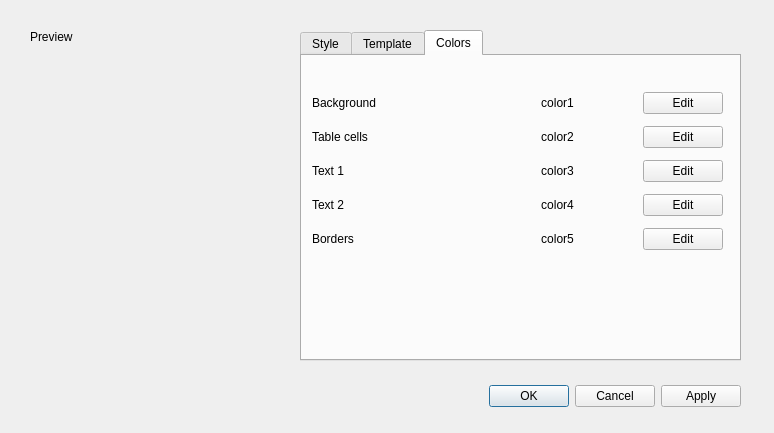
The window that qt-ui/templateedit.ui (subsurface/subsurface) describes before a commit, drawn with Qt 5.
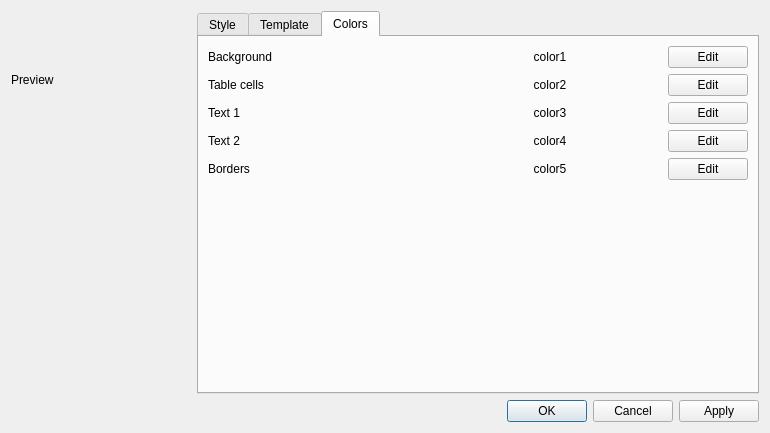
The same window after the commit. The open tabs and pages were chosen to show the change.

Commit message:
Printing: fix TemplateEdit layout
Make the TemplateEdit dialog resizable.

The edit to the form file:
```diff
--- a/qt-ui/templateedit.ui
+++ b/qt-ui/templateedit.ui
@@ -6,37 +6,85 @@
    <rect>
     <x>0</x>
     <y>0</y>
-    <width>774</width>
+    <width>770</width>
     <height>433</height>
    </rect>
   </property>
   <property name="windowTitle">
    <string>Edit Template</string>
   </property>
-  <widget class="QDialogButtonBox" name="buttonBox">
-   <property name="geometry">
-    <rect>
-     <x>400</x>
-     <y>380</y>
-     <width>341</width>
-     <height>32</height>
-    </rect>
-   </property>
+  <layout class="QVBoxLayout" name="verticalLayout_8">
+   <item>
+    <layout class="QHBoxLayout" name="horizontalLayout_10">
+     <item>
+      <layout class="QVBoxLayout" name="verticalLayout_3">
+       <item>
+        <spacer name="verticalSpacer_4">
    <property name="orientation">
-    <enum>Qt::Horizontal</enum>
-   </property>
-   <property name="standardButtons">
-    <set>QDialogButtonBox::Apply|QDialogButtonBox::Cancel|QDialogButtonBox::Ok</set>
-   </property>
-  </widget>
+          <enum>Qt::Vertical</enum>
+         </property>
+         <property name="sizeHint" stdset="0">
+          <size>
+           <width>20</width>
+           <height>40</height>
+          </size>
+         </property>
+        </spacer>
+       </item>
+       <item>
+        <widget class="QLabel" name="label_2">
+         <property name="text">
+          <string>Preview</string>
+         </property>
+        </widget>
+       </item>
+       <item>
+        <widget class="QLabel" name="label">
+         <property name="sizePolicy">
+          <sizepolicy hsizetype="Fixed" vsizetype="Fixed">
+           <horstretch>0</horstretch>
+           <verstretch>0</verstretch>
+          </sizepolicy>
+         </property>
+         <property name="minimumSize">
+          <size>
+           <width>180</width>
+           <height>240</height>
+          </size>
+         </property>
+         <property name="baseSize">
+          <size>
+           <width>180</width>
+           <height>254</height>
+          </size>
+         </property>
+         <property name="styleSheet">
+          <string notr="true"/>
+         </property>
+         <property name="text">
+          <string/>
+         </property>
+        </widget>
+       </item>
+       <item>
+        <spacer name="verticalSpacer_3">
+         <property name="orientation">
+          <enum>Qt::Vertical</enum>
+         </property>
+         <property name="sizeHint" stdset="0">
+          <size>
+           <width>20</width>
+           <height>40</height>
+          </size>
+         </property>
+        </spacer>
+       </item>
+      </layout>
+     </item>
+     <item>
   <widget class="QTabWidget" name="tabWidget">
-   <property name="geometry">
-    <rect>
-     <x>300</x>
-     <y>30</y>
-     <width>441</width>
-     <height>331</height>
-    </rect>
+       <property name="autoFillBackground">
+        <bool>false</bool>
    </property>
    <property name="currentIndex">
     <number>0</number>
@@ -193,18 +241,17 @@
     </widget>
    </widget>
    <widget class="QWidget" name="color_tab">
+        <property name="maximumSize">
+         <size>
+          <width>16777215</width>
+          <height>16777215</height>
+         </size>
+        </property>
     <attribute name="title">
      <string>Colors</string>
     </attribute>
-    <widget class="QWidget" name="verticalLayoutWidget_2">
-     <property name="geometry">
-      <rect>
-       <x>10</x>
-       <y>30</y>
-       <width>411</width>
-       <height>171</height>
-      </rect>
-     </property>
+        <layout class="QHBoxLayout" name="horizontalLayout_12">
+         <item>
      <layout class="QVBoxLayout" name="verticalLayout_2">
       <item>
        <layout class="QHBoxLayout" name="horizontalLayout_5">
@@ -406,36 +453,38 @@
         </item>
        </layout>
       </item>
-     </layout>
-    </widget>
-   </widget>
-  </widget>
-  <widget class="QLabel" name="label_5">
-   <property name="geometry">
-    <rect>
-     <x>30</x>
-     <y>30</y>
-     <width>59</width>
-     <height>14</height>
-    </rect>
-   </property>
-   <property name="text">
-    <string>Preview</string>
-   </property>
-  </widget>
-  <widget class="QLabel" name="label">
-   <property name="geometry">
-    <rect>
-     <x>50</x>
-     <y>70</y>
-     <width>211</width>
-     <height>291</height>
-    </rect>
-   </property>
-   <property name="text">
-    <string/>
-   </property>
-  </widget>
+           <item>
+            <spacer name="verticalSpacer_2">
+             <property name="orientation">
+              <enum>Qt::Vertical</enum>
+             </property>
+             <property name="sizeHint" stdset="0">
+              <size>
+               <width>20</width>
+               <height>40</height>
+              </size>
+             </property>
+            </spacer>
+           </item>
+          </layout>
+         </item>
+        </layout>
+       </widget>
+      </widget>
+     </item>
+    </layout>
+   </item>
+   <item>
+    <widget class="QDialogButtonBox" name="buttonBox">
+     <property name="orientation">
+      <enum>Qt::Horizontal</enum>
+     </property>
+     <property name="standardButtons">
+      <set>QDialogButtonBox::Apply|QDialogButtonBox::Cancel|QDialogButtonBox::Ok</set>
+     </property>
+    </widget>
+   </item>
+  </layout>
  </widget>
  <resources/>
  <connections>
```
Left out of the diff: 41 changed lines with no effect on the pictures. Lines whose indentation alone changed are shown as unchanged.
